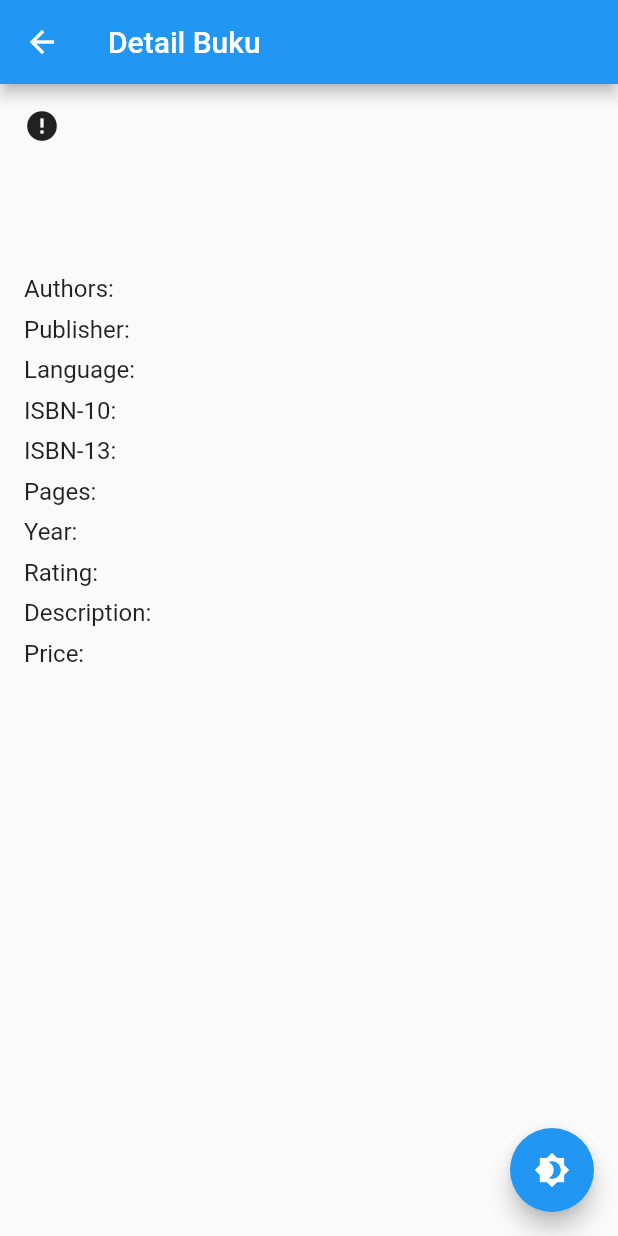
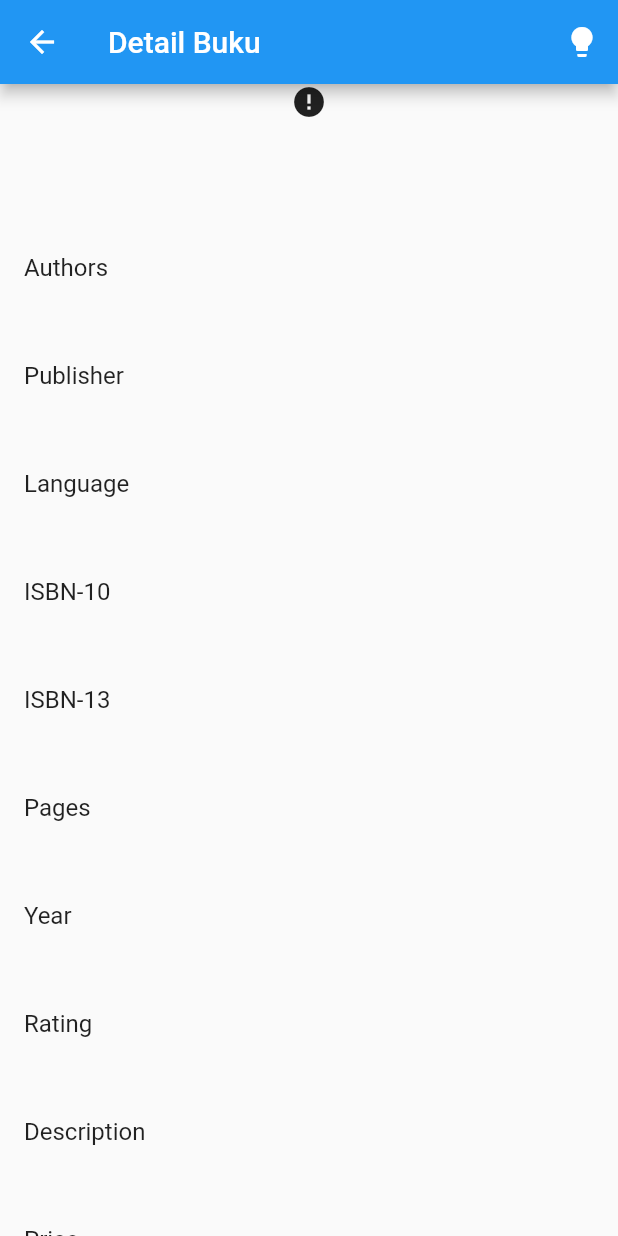
Before and after one commit to ugunNet21/bukuapi, a Flutter app: the BookDetailScreen screen opened directly with empty values, on a phone screen of 412 x 824 dp. Run offline on Flutter 3.47's test engine with Material 2 defaults, Android fonts, the phone set to English and light mode, and no system bars; drawn by our look-alikes of cached_network_image; our stand-ins replace shared_preferences; accounts and stored records are empty; network calls fail.

Commit message:
add fitur serach

```diff
--- a/lib/main.dart
+++ b/lib/main.dart
@@ -3,12 +3,13 @@ import 'package:http/http.dart' as http;
 import 'dart:convert';
 import 'package:cached_network_image/cached_network_image.dart';
 import 'package:provider/provider.dart';
+import 'package:shared_preferences/shared_preferences.dart';
 
 void main() {
   runApp(
     ChangeNotifierProvider<ThemeModeNotifier>(
       create: (_) => ThemeModeNotifier(),
-      child: MyApp(),
+      child: MyBooks(),
     ),
   );
 }
@@ -24,7 +25,7 @@ class ThemeModeNotifier extends ChangeNotifier {
   }
 }
 
-class MyApp extends StatelessWidget {
+class MyBooks extends StatelessWidget {
   @override
   Widget build(BuildContext context) {
     return Consumer<ThemeModeNotifier>(
@@ -57,6 +58,7 @@ class Book {
   String rating;
   String desc;
   String price;
+  bool isDownloaded;
 
   Book({
     required this.title,
@@ -73,6 +75,7 @@ class Book {
     required this.rating,
     required this.desc,
     required this.price,
+    required this.isDownloaded,
   });
 }
 
@@ -90,6 +93,7 @@ class _BookListScreenState extends State<BookListScreen> {
   void initState() {
     super.initState();
     fetchBooks();
+    setDownloadStatus();
   }
 
   Future<void> fetchBooks() async {
@@ -98,6 +102,7 @@ class _BookListScreenState extends State<BookListScreen> {
 
     if (response.statusCode == 200) {
       final jsonData = json.decode(response.body);
+      print(response.body);
 
       setState(() {
         final bookList = jsonData['books'] as List<dynamic>;
@@ -118,6 +123,7 @@ class _BookListScreenState extends State<BookListScreen> {
                   rating: '',
                   desc: '',
                   price: '',
+                  isDownloaded: false,
                 ))
             .toList();
 
@@ -139,6 +145,7 @@ class _BookListScreenState extends State<BookListScreen> {
 
     if (response.statusCode == 200) {
       final jsonData = json.decode(response.body);
+      print(response.body);
 
       setState(() {
         book.authors = jsonData['authors'];
@@ -161,6 +168,42 @@ class _BookListScreenState extends State<BookListScreen> {
       });
       throw Exception('Gagal mengambil data');
     }
+  }
+
+  void setDownloadStatus() async {
+    SharedPreferences prefs = await SharedPreferences.getInstance();
+    List<String>? downloadedBooks = prefs.getStringList('downloaded_books');
+
+    if (downloadedBooks != null) {
+      for (final book in books) {
+        if (downloadedBooks.contains(book.title)) {
+          setState(() {
+            book.isDownloaded = true;
+          });
+        }
+      }
+    }
+  }
+
+  void toggleDownloadStatus(Book book) async {
+    SharedPreferences prefs = await SharedPreferences.getInstance();
+    List<String>? downloadedBooks = prefs.getStringList('downloaded_books');
+
+    if (downloadedBooks == null) {
+      downloadedBooks = [];
+    }
+
+    setState(() {
+      if (book.isDownloaded) {
+        book.isDownloaded = false;
+        downloadedBooks?.remove(book.title);
+      } else {
+        book.isDownloaded = true;
+        downloadedBooks?.add(book.title);
+      }
+    });
+
+    prefs.setStringList('downloaded_books', downloadedBooks);
   }
 
   void filterBooks(String query) {
@@ -211,14 +254,25 @@ class _BookListScreenState extends State<BookListScreen> {
               itemCount: filteredBooks.length,
               itemBuilder: (context, index) {
                 final book = filteredBooks[index];
-                return ListTile(
+                return Card(
+                  child: ListTile(
                     leading: CachedNetworkImage(
                       imageUrl: book.image,
-                    placeholder: (context, url) => CircularProgressIndicator(),
-                    errorWidget: (context, url, error) => Icon(Icons.error),
+                      placeholder: (context, url) =>
+                          CircularProgressIndicator(),
+                      errorWidget: (context, url, error) =>
+                          Icon(Icons.error),
                     ),
                     title: Text(book.title),
                     subtitle: Text(book.subtitle),
+                    trailing: IconButton(
+                      icon: Icon(
+                        book.isDownloaded ? Icons.check : Icons.download,
+                      ),
+                      onPressed: () {
+                        toggleDownloadStatus(book);
+                      },
+                    ),
                     onTap: () {
                       Navigator.push(
                         context,
@@ -230,119 +284,12 @@ class _BookListScreenState extends State<BookListScreen> {
                         ),
                       );
                     },
+                  ),
                 );
               },
             )
           : Center(
               child: CircularProgressIndicator(),
-            ),
-    );
-  }
-}
-
-class BookDetailScreen extends StatelessWidget {
-  final Book book;
-  final ThemeModeNotifier themeModeNotifier;
-
-  const BookDetailScreen({
-    required this.book,
-    required this.themeModeNotifier,
-  });
-
-  @override
-  Widget build(BuildContext context) {
-    return Scaffold(
-      appBar: AppBar(
-        title: Text('Detail Buku'),
-      ),
-      body: SingleChildScrollView(
-        padding: EdgeInsets.all(16.0),
-        child: Column(
-          crossAxisAlignment: CrossAxisAlignment.start,
-          children: [
-            CachedNetworkImage(
-              imageUrl: book.image,
-              placeholder: (context, url) => CircularProgressIndicator(),
-              errorWidget: (context, url, error) => Icon(Icons.error),
-            ),
-            SizedBox(height: 16.0),
-            Text(
-              book.title,
-              style: TextStyle(
-                fontSize: 24.0,
-                fontWeight: FontWeight.bold,
-              ),
-            ),
-            SizedBox(height: 8.0),
-            Text(
-              book.subtitle,
-              style: TextStyle(
-                fontSize: 16.0,
-                fontWeight: FontWeight.bold,
-              ),
-            ),
-            SizedBox(height: 16.0),
-            Text(
-              'Authors: ${book.authors}',
-              style: TextStyle(fontSize: 16.0),
-            ),
-            SizedBox(height: 8.0),
-            Text(
-              'Publisher: ${book.publisher}',
-              style: TextStyle(fontSize: 16.0),
-            ),
-            SizedBox(height: 8.0),
-            Text(
-              'Language: ${book.language}',
-              style: TextStyle(fontSize: 16.0),
-            ),
-            SizedBox(height: 8.0),
-            Text(
-              'ISBN-10: ${book.isbn10}',
-              style: TextStyle(fontSize: 16.0),
-            ),
-            SizedBox(height: 8.0),
-            Text(
-              'ISBN-13: ${book.isbn13}',
-              style: TextStyle(fontSize: 16.0),
-            ),
-            SizedBox(height: 8.0),
-            Text(
-              'Pages: ${book.pages}',
-              style: TextStyle(fontSize: 16.0),
-            ),
-            SizedBox(height: 8.0),
-            Text(
-              'Year: ${book.year}',
-              style: TextStyle(fontSize: 16.0),
-            ),
-            SizedBox(height: 8.0),
-            Text(
-              'Rating: ${book.rating}',
-              style: TextStyle(fontSize: 16.0),
-            ),
-            SizedBox(height: 8.0),
-            Text(
-              'Description: ${book.desc}',
-              style: TextStyle(fontSize: 16.0),
-            ),
-            SizedBox(height: 8.0),
-            Text(
-              'Price: ${book.price}',
-              style: TextStyle(fontSize: 16.0),
-            ),
-          ],
-        ),
-      ),
-      floatingActionButton: FloatingActionButton(
-        onPressed: () {
-          if (themeModeNotifier.themeMode == ThemeMode.light) {
-            themeModeNotifier.themeMode = ThemeMode.dark;
-          } else {
-            themeModeNotifier.themeMode = ThemeMode.light;
-          }
-        },
-        child: Icon(Icons.brightness_4),
             ),
     );
   }
@@ -370,24 +317,7 @@ class BookSearchDelegate extends SearchDelegate<Book> {
     return IconButton(
       icon: Icon(Icons.arrow_back),
       onPressed: () {
-        close(
-          context,
-          Book(
-              title: '',
-              subtitle: '',
-              image: '',
-              url: '',
-              authors: '',
-              publisher: '',
-              language: '',
-              isbn10: '',
-              isbn13: '',
-              pages: '',
-              year: '',
-              rating: '',
-              desc: '',
-              price: ''),
-        );
+        close(context, null!);
       },
     );
   }
@@ -439,3 +369,90 @@ class BookSearchDelegate extends SearchDelegate<Book> {
     );
   }
 }
+
+class BookDetailScreen extends StatelessWidget {
+  final Book book;
+  final ThemeModeNotifier themeModeNotifier;
+
+  BookDetailScreen({
+    required this.book,
+    required this.themeModeNotifier,
+  });
+
+  @override
+  Widget build(BuildContext context) {
+    return Scaffold(
+      appBar: AppBar(
+        title: Text('Detail Buku'),
+        actions: [
+          IconButton(
+            icon: Icon(
+              themeModeNotifier.themeMode == ThemeMode.light
+                  ? Icons.lightbulb_outline
+                  : Icons.lightbulb,
+            ),
+            onPressed: () {
+              final newThemeMode = themeModeNotifier.themeMode == ThemeMode.light
+                  ? ThemeMode.dark
+                  : ThemeMode.light;
+              themeModeNotifier.themeMode = newThemeMode;
+            },
+          ),
+        ],
+      ),
+      body: ListView(
+        children: [
+          CachedNetworkImage(
+            imageUrl: book.image,
+            placeholder: (context, url) => CircularProgressIndicator(),
+            errorWidget: (context, url, error) => Icon(Icons.error),
+          ),
+          ListTile(
+            title: Text(book.title),
+            subtitle: Text(book.subtitle),
+          ),
+          ListTile(
+            title: Text('Authors'),
+            subtitle: Text(book.authors),
+          ),
+          ListTile(
+            title: Text('Publisher'),
+            subtitle: Text(book.publisher),
+          ),
+          ListTile(
+            title: Text('Language'),
+            subtitle: Text(book.language),
+          ),
+          ListTile(
+            title: Text('ISBN-10'),
+            subtitle: Text(book.isbn10),
+          ),
+          ListTile(
+            title: Text('ISBN-13'),
+            subtitle: Text(book.isbn13),
+          ),
+          ListTile(
+            title: Text('Pages'),
+            subtitle: Text(book.pages),
+          ),
+          ListTile(
+            title: Text('Year'),
+            subtitle: Text(book.year),
+          ),
+          ListTile(
+            title: Text('Rating'),
+            subtitle: Text(book.rating),
+          ),
+          ListTile(
+            title: Text('Description'),
+            subtitle: Text(book.desc),
+          ),
+          ListTile(
+            title: Text('Price'),
+            subtitle: Text(book.price),
+          ),
+        ],
+      ),
+    );
+  }
+}
--- a/pubspec.yaml
+++ b/pubspec.yaml
@@ -13,6 +13,12 @@ dependencies:
   cached_network_image: ^3.0.0
   url_launcher: ^6.0.9
   provider: ^6.0.1
+  dio_cache_interceptor: ^3.4.2
+  sembast: ^3.4.9
+  get: ^4.3.8
+  sqflite: ^2.0.0+4
+  shared_preferences: ^2.1.2
+
 
 dev_dependencies:
   flutter_test:
```
Also changed, not shown: pubspec.lock, 11 other files. Lines whose indentation alone changed are shown as unchanged.
